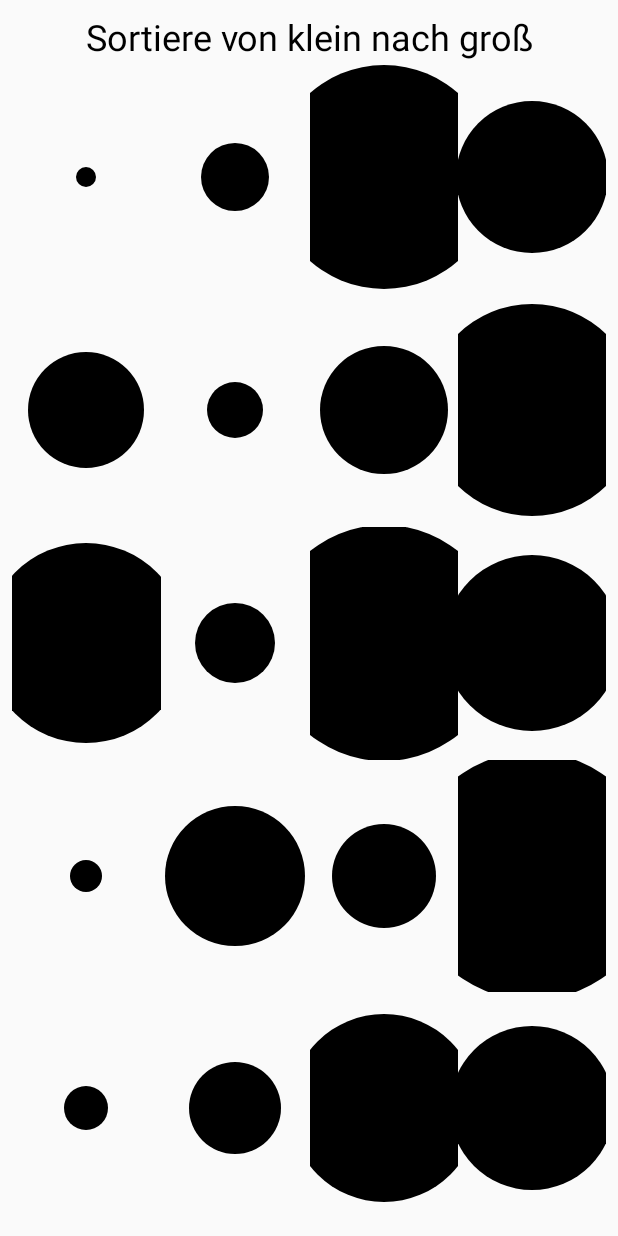
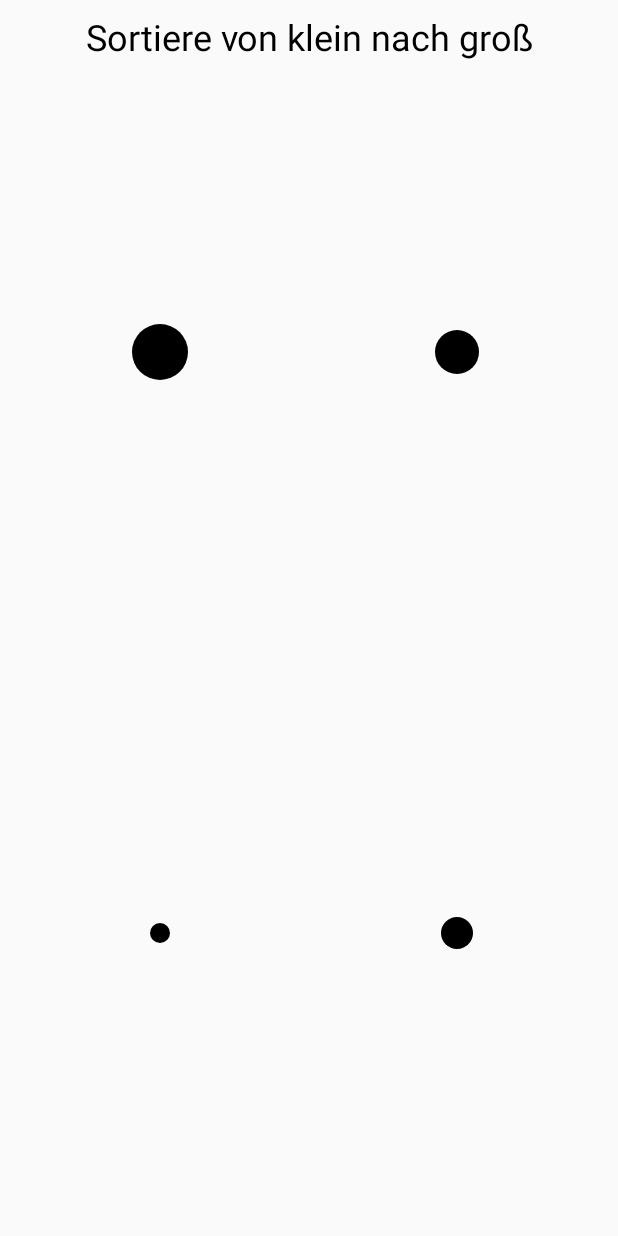
Before and after one commit to tassilo-posegga/BrainEd, an Android app: the GameFragment screen opened through its navigation route, on a phone screen of 412 x 824 dp. Run offline under Robolectric (Android 15) with nearby library versions, the phone set to English and light mode, and no system bars; our stand-ins replace RxJava, Timber.

Commit message:
Fix level 1 logic

```diff
--- a/app/src/main/java/eu/posegga/brained/level1/GameFragment.kt
+++ b/app/src/main/java/eu/posegga/brained/level1/GameFragment.kt
@@ -26,12 +26,10 @@ class GameFragment : Fragment() {
     private val homeViewModel by sharedViewModel<HomeViewModel>()
     private val currentLevelViewModel by sharedViewModel<Level1ViewModel>()
 
-    // TODO read from resource (landscape)
-    private val rows = 5
-    private val columns = 4
-    private val cells = rows * columns
-    private val availableRadius =
-        generateSequence(10f) { it + 6 }.take(cells).toList().reversed().toMutableList()
+    private val rows by lazy { resources.getInteger(R.integer.rows) }
+    private val columns by lazy { resources.getInteger(R.integer.columns) }
+    private val cells by lazy { rows * columns }
+    private lateinit var availableRadius: MutableList<Float>
     private lateinit var shuffled: MutableList<Float>
 
     override fun onCreateView(
@@ -47,6 +45,8 @@ class GameFragment : Fragment() {
         homeViewModel.loadLevelById("1")
         homeViewModel.currentLevel.observe(viewLifecycleOwner, Observer(::startLevel))
 
+        availableRadius =
+            generateSequence(10f) { it + 6 }.take(cells).toList().reversed().toMutableList()
         shuffled = availableRadius.shuffled().toMutableList()
     }
 
@@ -55,19 +55,18 @@ class GameFragment : Fragment() {
 
         val currentLevelView = linearLayout(VERTICAL, 0)
 
-        var cellId = 0
         for (row in 1..rows) {
             val rowLayout = linearLayout(HORIZONTAL, 0)
 
             for (column in 1..columns) {
-                shuffled.pop()?.let {
-                    val cellLayout = linearLayout(VERTICAL, it.toInt(), ::onCellClicked)
+                shuffled.pop()?.let { rndRadius ->
+                    val cellLayout = linearLayout(VERTICAL, rndRadius.toInt())
+                    cellLayout.setOnClickListener { onCellClicked(rndRadius.toInt()) }
                     cellLayout.addView(
                         CircleView(context).apply {
-                            radius = it
+                            radius = rndRadius
                         }
                     )
-                    cellId++
                     rowLayout.addView(cellLayout)
                 }
             }
@@ -84,14 +83,16 @@ class GameFragment : Fragment() {
     }
 
     private fun onCellClicked(cellId: Int) {
-        showWinScreen()
-//        availableRadius.pop()?.let {
-//            if (it.toInt() != cellId) {
-//                showLostScreen()
-//            } else {
-//                hideCell(cellId)
-//            }
-//        } ?: showWinScreen()
+        availableRadius.pop()?.let {
+            if (it.toInt() != cellId) {
+                showLostScreen()
+            } else {
+                hideCell(cellId)
+            }
+            if (availableRadius.isEmpty()) {
+                showWinScreen()
+            }
+        }
     }
 
     private fun hideCell(cellId: Int) {
@@ -102,8 +103,7 @@ class GameFragment : Fragment() {
 
     private fun linearLayout(
         orient: Int,
-        cellId: Int = 0,
-        clickListener: (id: Int) -> Unit = {}
+        cellId: Int = 0
     ): LinearLayout =
         LinearLayout(context).apply {
             layoutParams = LinearLayout.LayoutParams(MATCH_PARENT, MATCH_PARENT).apply {
@@ -112,7 +112,6 @@ class GameFragment : Fragment() {
                 id = cellId
                 gravity = Gravity.CENTER
             }
-            setOnClickListener { clickListener.invoke(cellId) }
         }
 
     private fun gameStateChanged(
--- /dev/null
+++ b/app/src/main/res/values/level1values.xml
@@ -0,0 +1,5 @@
+<?xml version="1.0" encoding="utf-8"?>
+<resources>
+    <integer name="columns">2</integer>
+    <integer name="rows">2</integer>
+</resources>
```
